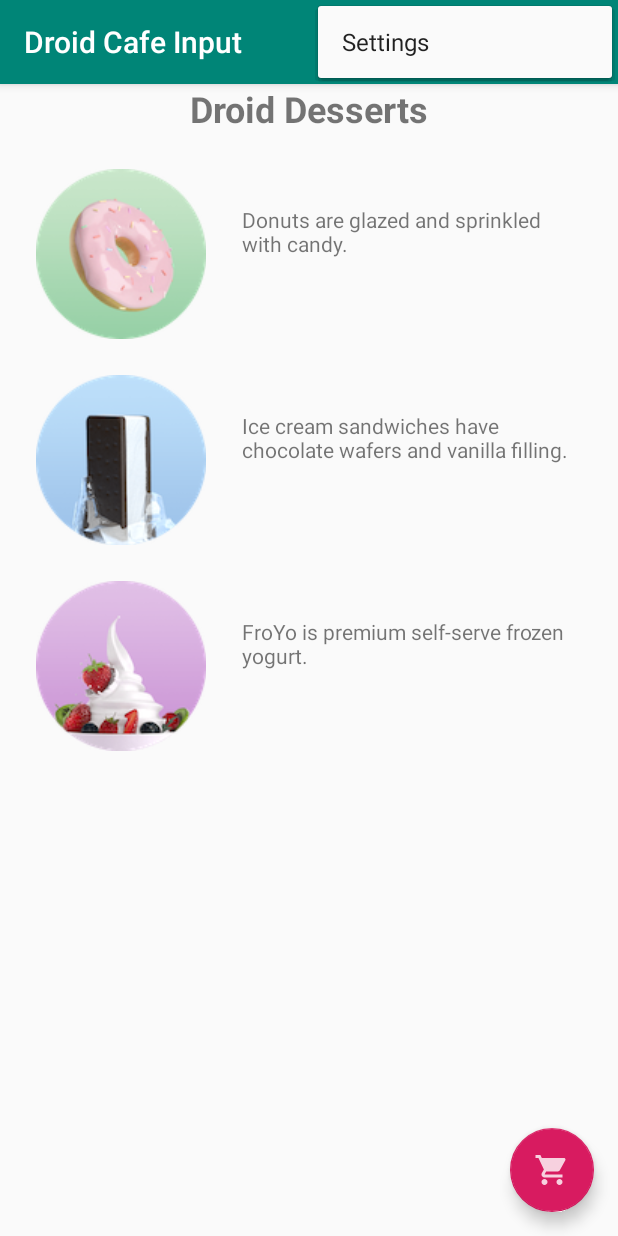
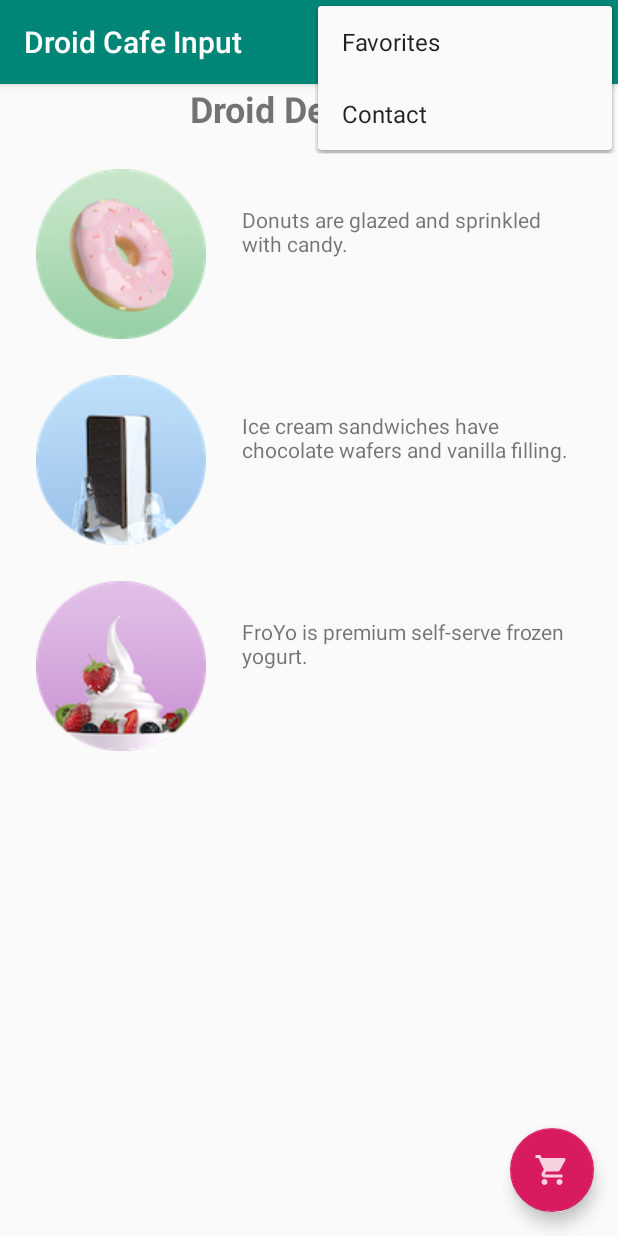
Before and after one commit to AM2037/DroidCafeInput, an Android app: the screen it shows after launch (MainActivity), with the options menu open, on a phone screen of 412 x 824 dp. Run offline under Robolectric (Android 15) with nearby library versions, the phone set to English and light mode, and no system bars.

Commit message:
Modified Menu and used more intents

```diff
--- a/app/src/main/AndroidManifest.xml
+++ b/app/src/main/AndroidManifest.xml
@@ -1,5 +1,6 @@
 <?xml version="1.0" encoding="utf-8"?>
 <manifest xmlns:android="http://schemas.android.com/apk/res/android"
+    xmlns:tools="http://schemas.android.com/tools"
     package="com.example.android.droidcafeinput">
 
     <application
@@ -8,7 +9,8 @@
         android:label="@string/app_name"
         android:roundIcon="@mipmap/ic_launcher_round"
         android:supportsRtl="true"
-        android:theme="@style/AppTheme">
+        android:theme="@style/AppTheme"
+        tools:ignore="GoogleAppIndexingWarning">
         <activity android:name=".OrderActivity"></activity>
         <activity
             android:name=".MainActivity"
--- /dev/null
+++ b/app/src/main/res/drawable-anydpi/ic_favorites.xml
@@ -0,0 +1,11 @@
+<vector xmlns:android="http://schemas.android.com/apk/res/android"
+    android:width="24dp"
+    android:height="24dp"
+    android:viewportWidth="24"
+    android:viewportHeight="24"
+    android:tint="#FFFFFF"
+    android:alpha="0.8">
+    <path
+        android:fillColor="#FF000000"
+        android:pathData="M12,21.35l-1.45,-1.32C5.4,15.36 2,12.28 2,8.5 2,5.42 4.42,3 7.5,3c1.74,0 3.41,0.81 4.5,2.09C13.09,3.81 14.76,3 16.5,3 19.58,3 22,5.42 22,8.5c0,3.78 -3.4,6.86 -8.55,11.54L12,21.35z"/>
+</vector>
--- /dev/null
+++ b/app/src/main/res/drawable-anydpi/ic_status.xml
@@ -0,0 +1,11 @@
+<vector xmlns:android="http://schemas.android.com/apk/res/android"
+    android:width="24dp"
+    android:height="24dp"
+    android:viewportWidth="24"
+    android:viewportHeight="24"
+    android:tint="#FFFFFF"
+    android:alpha="0.8">
+    <path
+        android:fillColor="#FF000000"
+        android:pathData="M11,17h2v-6h-2v6zM12,2C6.48,2 2,6.48 2,12s4.48,10 10,10 10,-4.48 10,-10S17.52,2 12,2zM12,20c-4.41,0 -8,-3.59 -8,-8s3.59,-8 8,-8 8,3.59 8,8 -3.59,8 -8,8zM11,9h2L13,7h-2v2z"/>
+</vector>
--- a/app/src/main/res/menu/menu_main.xml
+++ b/app/src/main/res/menu/menu_main.xml
@@ -3,8 +3,27 @@
     xmlns:tools="http://schemas.android.com/tools"
     tools:context="com.example.android.droidcafeinput.MainActivity">
     <item
-        android:id="@+id/action_settings"
+        android:id="@+id/action_contact"
         android:orderInCategory="100"
-        android:title="@string/action_settings"
+        android:title="@string/action_contact"
         app:showAsAction="never" />
+    <item
+        android:id="@+id/action_order"
+        android:orderInCategory="10"
+        android:title="@string/action_order"
+        app:showAsAction="always"
+        android:icon="@drawable/ic_shopping_cart" />
+    <item
+        android:id="@+id/action_status"
+        android:orderInCategory="20"
+        android:title="@string/action_status"
+        app:showAsAction="always"
+        tools:ignore="AlwaysShowAction"
+        android:icon="@drawable/ic_status" />
+    <item
+        android:id="@+id/action_favorites"
+        android:orderInCategory="30"
+        android:title="@string/action_favorites"
+        app:showAsAction="ifRoom"
+        android:icon="@drawable/ic_favorites" />
 </menu>
--- a/app/src/main/res/values/strings.xml
+++ b/app/src/main/res/values/strings.xml
@@ -27,4 +27,12 @@
     <string name="same_day_messenger_service">Same day messenger service</string>
     <string name="next_day_ground_delivery">Next day ground delivery</string>
     <string name="pick_up">Pick up</string>
+    <string name="action_contact">Contact</string>
+    <string name="action_order">Order</string>
+    <string name="action_status">Status</string>
+    <string name="action_favorites">Favorites</string>
+    <string name="action_order_message">You selected Order.</string>
+    <string name="action_status_message">You selected Status.</string>
+    <string name="action_favorites_message">You selected Favorites.</string>
+    <string name="action_contact_message">You selected Contact.</string>
 </resources>
```
Also changed, not shown: app/src/main/java/com/example/android/droidcafeinput/MainActivity.java (+17 -6 lines), app/src/main/res/drawable-hdpi/ic_favorites.png (added), app/src/main/res/drawable-hdpi/ic_status.png (added), app/src/main/res/drawable-mdpi/ic_favorites.png (added), app/src/main/res/drawable-mdpi/ic_status.png (added), app/src/main/res/drawable-xhdpi/ic_favorites.png (added), app/src/main/res/drawable-xhdpi/ic_status.png (added), app/src/main/res/drawable-xxhdpi/ic_favorites.png (added), app/src/main/res/drawable-xxhdpi/ic_status.png (added).
